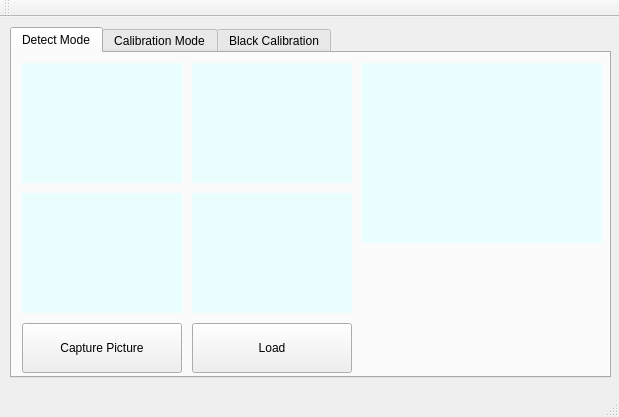
Qt form mainwindow.ui (Chia-ChunHsu/FourCapture) before a commit.
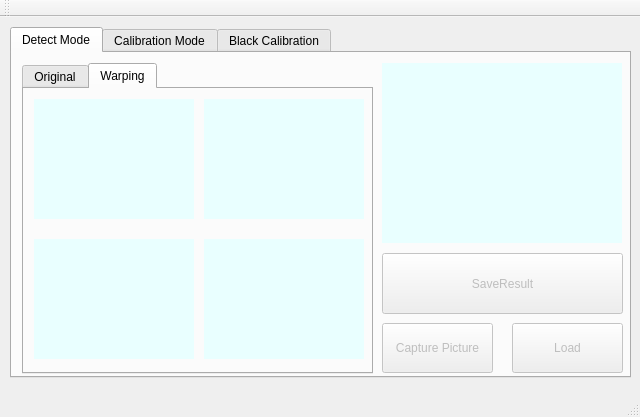
The same form after that commit.

Commit message: Version 1.0.1 Can Composition Together Lack : Fake Color + Black Calibration

Patch:
```diff
--- a/mainwindow.ui
+++ b/mainwindow.ui
@@ -6,7 +6,7 @@
    <rect>
     <x>0</x>
     <y>0</y>
-    <width>619</width>
+    <width>640</width>
     <height>417</height>
    </rect>
   </property>
@@ -19,7 +19,7 @@
      <rect>
       <x>10</x>
       <y>10</y>
-      <width>601</width>
+      <width>621</width>
       <height>351</height>
      </rect>
     </property>
@@ -31,11 +31,14 @@
       <string>Detect Mode</string>
      </attribute>
      <widget class="QPushButton" name="CapturePicture">
+      <property name="enabled">
+       <bool>false</bool>
+      </property>
       <property name="geometry">
        <rect>
-        <x>10</x>
+        <x>370</x>
         <y>270</y>
-        <width>160</width>
+        <width>111</width>
         <height>50</height>
        </rect>
       </property>
@@ -43,74 +46,10 @@
        <string>Capture Picture</string>
       </property>
      </widget>
-     <widget class="QLabel" name="FilterLabel1">
+     <widget class="QLabel" name="CapResultLabel">
       <property name="geometry">
        <rect>
-        <x>10</x>
-        <y>10</y>
-        <width>160</width>
-        <height>120</height>
-       </rect>
-      </property>
-      <property name="styleSheet">
-       <string notr="true">background-color: rgb(233, 255, 255);</string>
-      </property>
-      <property name="text">
-       <string/>
-      </property>
-     </widget>
-     <widget class="QLabel" name="FilterLabel2">
-      <property name="geometry">
-       <rect>
-        <x>180</x>
-        <y>10</y>
-        <width>160</width>
-        <height>120</height>
-       </rect>
-      </property>
-      <property name="styleSheet">
-       <string notr="true">background-color: rgb(233, 255, 255);</string>
-      </property>
-      <property name="text">
-       <string/>
-      </property>
-     </widget>
-     <widget class="QLabel" name="FilterLabel3">
-      <property name="geometry">
-       <rect>
-        <x>10</x>
-        <y>140</y>
-        <width>160</width>
-        <height>120</height>
-       </rect>
-      </property>
-      <property name="styleSheet">
-       <string notr="true">background-color: rgb(233, 255, 255);</string>
-      </property>
-      <property name="text">
-       <string/>
-      </property>
-     </widget>
-     <widget class="QLabel" name="FilterLabel4">
-      <property name="geometry">
-       <rect>
-        <x>180</x>
-        <y>140</y>
-        <width>160</width>
-        <height>120</height>
-       </rect>
-      </property>
-      <property name="styleSheet">
-       <string notr="true">background-color: rgb(233, 255, 255);</string>
-      </property>
-      <property name="text">
-       <string/>
-      </property>
-     </widget>
-     <widget class="QLabel" name="label_2">
-      <property name="geometry">
-       <rect>
-        <x>350</x>
+        <x>370</x>
         <y>10</y>
         <width>240</width>
         <height>180</height>
@@ -124,11 +63,14 @@
       </property>
      </widget>
      <widget class="QPushButton" name="LoadCapPic">
+      <property name="enabled">
+       <bool>false</bool>
+      </property>
       <property name="geometry">
        <rect>
-        <x>180</x>
+        <x>500</x>
         <y>270</y>
-        <width>160</width>
+        <width>111</width>
         <height>50</height>
        </rect>
       </property>
@@ -136,6 +78,173 @@
        <string>Load</string>
       </property>
      </widget>
+     <widget class="QTabWidget" name="tabWidget_2">
+      <property name="geometry">
+       <rect>
+        <x>10</x>
+        <y>10</y>
+        <width>351</width>
+        <height>311</height>
+       </rect>
+      </property>
+      <property name="currentIndex">
+       <number>1</number>
+      </property>
+      <widget class="QWidget" name="tab_2">
+       <attribute name="title">
+        <string>Original</string>
+       </attribute>
+       <widget class="QLabel" name="FilterLabel2">
+        <property name="geometry">
+         <rect>
+          <x>180</x>
+          <y>10</y>
+          <width>160</width>
+          <height>120</height>
+         </rect>
+        </property>
+        <property name="styleSheet">
+         <string notr="true">background-color: rgb(233, 255, 255);</string>
+        </property>
+        <property name="text">
+         <string/>
+        </property>
+       </widget>
+       <widget class="QLabel" name="FilterLabel4">
+        <property name="geometry">
+         <rect>
+          <x>180</x>
+          <y>150</y>
+          <width>160</width>
+          <height>120</height>
+         </rect>
+        </property>
+        <property name="styleSheet">
+         <string notr="true">background-color: rgb(233, 255, 255);</string>
+        </property>
+        <property name="text">
+         <string/>
+        </property>
+       </widget>
+       <widget class="QLabel" name="FilterLabel1">
+        <property name="geometry">
+         <rect>
+          <x>10</x>
+          <y>10</y>
+          <width>160</width>
+          <height>120</height>
+         </rect>
+        </property>
+        <property name="styleSheet">
+         <string notr="true">background-color: rgb(233, 255, 255);</string>
+        </property>
+        <property name="text">
+         <string/>
+        </property>
+       </widget>
+       <widget class="QLabel" name="FilterLabel3">
+        <property name="geometry">
+         <rect>
+          <x>10</x>
+          <y>150</y>
+          <width>160</width>
+          <height>120</height>
+         </rect>
+        </property>
+        <property name="styleSheet">
+         <string notr="true">background-color: rgb(233, 255, 255);</string>
+        </property>
+        <property name="text">
+         <string/>
+        </property>
+       </widget>
+      </widget>
+      <widget class="QWidget" name="tab_3">
+       <attribute name="title">
+        <string>Warping</string>
+       </attribute>
+       <widget class="QLabel" name="WarpFilterLabel1">
+        <property name="geometry">
+         <rect>
+          <x>10</x>
+          <y>10</y>
+          <width>160</width>
+          <height>120</height>
+         </rect>
+        </property>
+        <property name="styleSheet">
+         <string notr="true">background-color: rgb(233, 255, 255);</string>
+        </property>
+        <property name="text">
+         <string/>
+        </property>
+       </widget>
+       <widget class="QLabel" name="WarpFilterLabel2">
+        <property name="geometry">
+         <rect>
+          <x>180</x>
+          <y>10</y>
+          <width>160</width>
+          <height>120</height>
+         </rect>
+        </property>
+        <property name="styleSheet">
+         <string notr="true">background-color: rgb(233, 255, 255);</string>
+        </property>
+        <property name="text">
+         <string/>
+        </property>
+       </widget>
+       <widget class="QLabel" name="WarpFilterLabel3">
+        <property name="geometry">
+         <rect>
+          <x>10</x>
+          <y>150</y>
+          <width>160</width>
+          <height>120</height>
+         </rect>
+        </property>
+        <property name="styleSheet">
+         <string notr="true">background-color: rgb(233, 255, 255);</string>
+        </property>
+        <property name="text">
+         <string/>
+        </property>
+       </widget>
+       <widget class="QLabel" name="WarpFilterLabel4">
+        <property name="geometry">
+         <rect>
+          <x>180</x>
+          <y>150</y>
+          <width>160</width>
+          <height>120</height>
+         </rect>
+        </property>
+        <property name="styleSheet">
+         <string notr="true">background-color: rgb(233, 255, 255);</string>
+        </property>
+        <property name="text">
+         <string/>
+        </property>
+       </widget>
+      </widget>
+     </widget>
+     <widget class="QPushButton" name="saveResultButtom">
+      <property name="enabled">
+       <bool>false</bool>
+      </property>
+      <property name="geometry">
+       <rect>
+        <x>370</x>
+        <y>200</y>
+        <width>241</width>
+        <height>61</height>
+       </rect>
+      </property>
+      <property name="text">
+       <string>SaveResult</string>
+      </property>
+     </widget>
     </widget>
     <widget class="QWidget" name="CalibrationTab">
      <attribute name="title">
```
Left out of the diff: 2 changed lines with no effect on the pictures. The commit also changes 7 other files.
